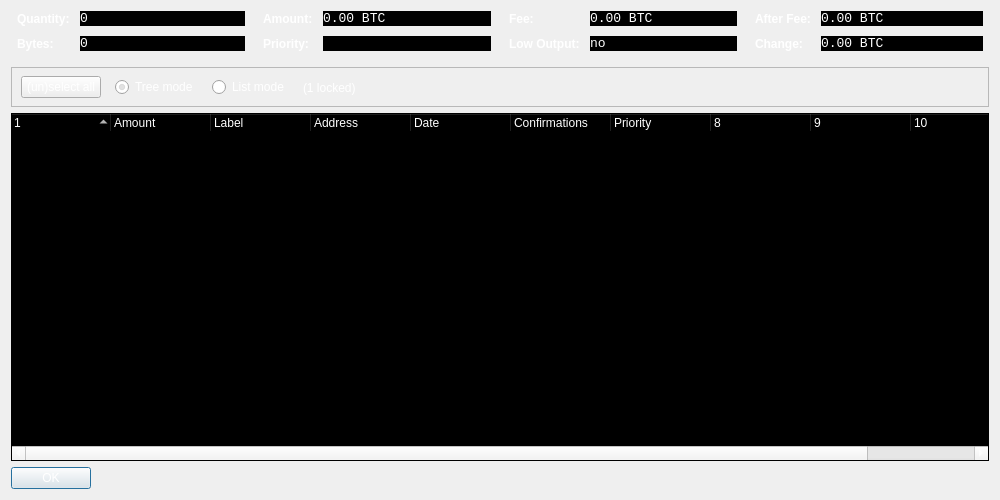
Qt form src/qt/forms/coincontroldialog.ui (DynastyDYN/Dynasty) before a commit.
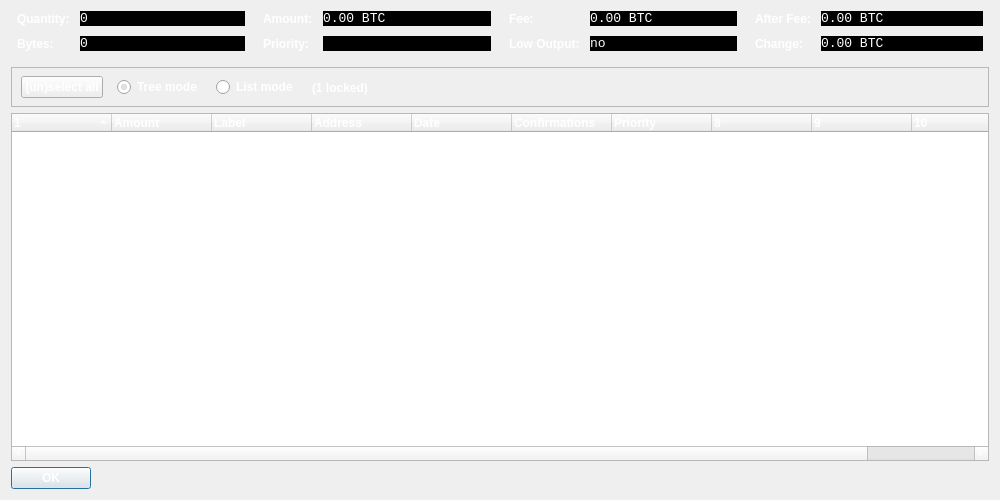
The same form after that commit. Icons and pictures are not drawn. Custom widgets are drawn as their Qt base class.

The edit to the form file:
```diff
--- a/src/qt/forms/coincontroldialog.ui
+++ b/src/qt/forms/coincontroldialog.ui
@@ -14,8 +14,7 @@
    <string>Coin Control</string>
   </property>
   <property name="styleSheet">
-   <string notr="true">background-image: url(:/images/splash);
-color: rgb(255, 255, 255);</string>
+   <string notr="true">background-image: url(:/images/splash);</string>
   </property>
   <layout class="QVBoxLayout" name="verticalLayout">
    <item>
@@ -43,7 +42,8 @@
        <item row="0" column="0">
         <widget class="QLabel" name="labelCoinControlQuantityText">
          <property name="styleSheet">
-          <string notr="true">font-weight:bold;</string>
+          <string notr="true">font-weight:bold;
+color: rgb(255, 255, 255);</string>
          </property>
          <property name="text">
           <string>Quantity:</string>
@@ -79,7 +79,8 @@
        <item row="1" column="0">
         <widget class="QLabel" name="labelCoinControlBytesText">
          <property name="styleSheet">
-          <string notr="true">font-weight:bold;</string>
+          <string notr="true">font-weight:bold;
+color: rgb(255, 255, 255);</string>
          </property>
          <property name="text">
           <string>Bytes:</string>
@@ -131,7 +132,8 @@
        <item row="0" column="0">
         <widget class="QLabel" name="labelCoinControlAmountText">
          <property name="styleSheet">
-          <string notr="true">font-weight:bold;</string>
+          <string notr="true">font-weight:bold;
+color: rgb(255, 255, 255);</string>
          </property>
          <property name="text">
           <string>Amount:</string>
@@ -167,7 +169,8 @@
        <item row="1" column="0">
         <widget class="QLabel" name="labelCoinControlPriorityText">
          <property name="styleSheet">
-          <string notr="true">font-weight:bold;</string>
+          <string notr="true">font-weight:bold;
+color: rgb(255, 255, 255);</string>
          </property>
          <property name="text">
           <string>Priority:</string>
@@ -219,7 +222,8 @@
        <item row="0" column="0">
         <widget class="QLabel" name="labelCoinControlFeeText">
          <property name="styleSheet">
-          <string notr="true">font-weight:bold;</string>
+          <string notr="true">font-weight:bold;
+color: rgb(255, 255, 255);</string>
          </property>
          <property name="text">
           <string>Fee:</string>
@@ -258,7 +262,8 @@
           <bool>false</bool>
          </property>
          <property name="styleSheet">
-          <string notr="true">font-weight:bold;</string>
+          <string notr="true">font-weight:bold;
+color: rgb(255, 255, 255);</string>
          </property>
          <property name="text">
           <string>Low Output:</string>
@@ -313,7 +318,8 @@
        <item row="0" column="0">
         <widget class="QLabel" name="labelCoinControlAfterFeeText">
          <property name="styleSheet">
-          <string notr="true">font-weight:bold;</string>
+          <string notr="true">font-weight:bold;
+color: rgb(255, 255, 255);</string>
          </property>
          <property name="text">
           <string>After Fee:</string>
@@ -352,7 +358,8 @@
           <bool>false</bool>
          </property>
          <property name="styleSheet">
-          <string notr="true">font-weight:bold;</string>
+          <string notr="true">font-weight:bold;
+color: rgb(255, 255, 255);</string>
          </property>
          <property name="text">
           <string>Change:</string>
@@ -427,6 +434,10 @@
            <verstretch>0</verstretch>
           </sizepolicy>
          </property>
+         <property name="styleSheet">
+          <string notr="true">font-weight:bold;
+color: rgb(255, 255, 255);</string>
+         </property>
          <property name="text">
           <string>(un)select all</string>
          </property>
@@ -440,6 +451,10 @@
            <verstretch>0</verstretch>
           </sizepolicy>
          </property>
+         <property name="styleSheet">
+          <string notr="true">font-weight:bold;
+color: rgb(255, 255, 255);</string>
+         </property>
          <property name="text">
           <string>Tree mode</string>
          </property>
@@ -456,6 +471,10 @@
            <verstretch>0</verstretch>
           </sizepolicy>
          </property>
+         <property name="styleSheet">
+          <string notr="true">font-weight:bold;
+color: rgb(255, 255, 255);</string>
+         </property>
          <property name="text">
           <string>List mode</string>
          </property>
@@ -463,6 +482,10 @@
        </item>
        <item>
         <widget class="QLabel" name="labelLocked">
+         <property name="styleSheet">
+          <string notr="true">font-weight:bold;
+color: rgb(255, 255, 255);</string>
+         </property>
          <property name="text">
           <string>(1 locked)</string>
          </property>
@@ -491,8 +514,9 @@
       <enum>Qt::CustomContextMenu</enum>
      </property>
      <property name="styleSheet">
-      <string notr="true">background-color: rgb(0, 0, 0);
-color: rgb(255, 255, 255);</string>
+      <string notr="true">font-weight:bold;
+color: rgb(255, 255, 255);
+</string>
      </property>
      <property name="sortingEnabled">
       <bool>false</bool>
@@ -574,6 +598,10 @@
        <verstretch>0</verstretch>
       </sizepolicy>
      </property>
+     <property name="styleSheet">
+      <string notr="true">font-weight:bold;
+color: rgb(255, 255, 255);</string>
+     </property>
      <property name="orientation">
       <enum>Qt::Horizontal</enum>
      </property>
```
